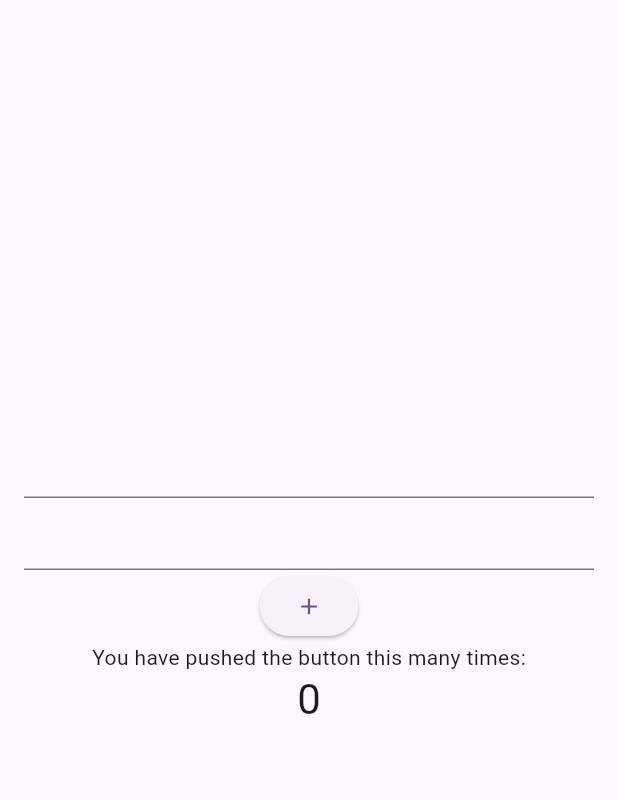
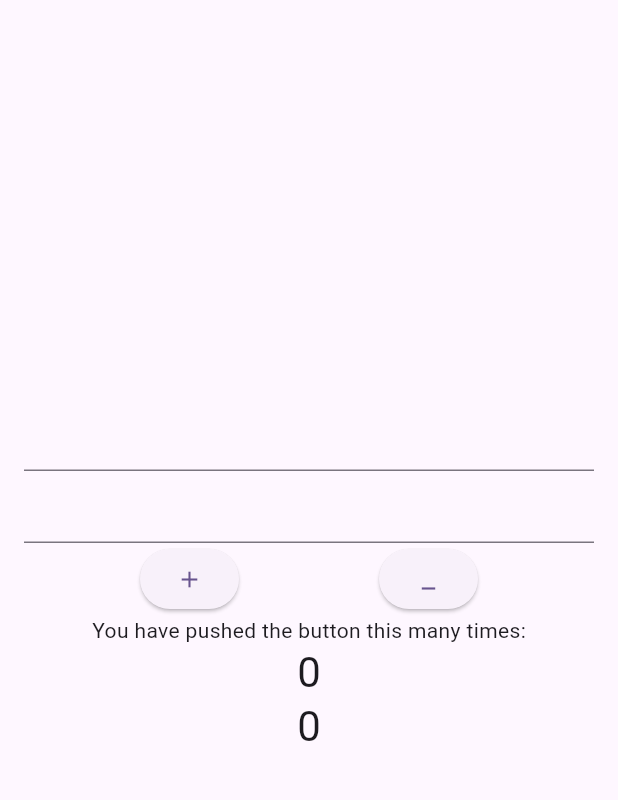
Before and after one commit to fahimcelloscope227/my_project, a Flutter app: the screen it shows after launch, on a phone screen of 412 x 824 dp, the part 84-884 px from its top. Run offline on Flutter 3.47's test engine with Material 3 defaults, Android fonts, the phone set to English and light mode, and no system bars.

Commit message:
feat(substraction): add substraction feature between two numbers

```diff
--- a/lib/main.dart
+++ b/lib/main.dart
@@ -55,6 +55,7 @@ class MyHomePage extends StatefulWidget {
 
 class _MyHomePageState extends State<MyHomePage> {
   int sum = 0;
+  int sub = 0;
   final controllerA = TextEditingController();
   final controllerB = TextEditingController();
 
@@ -70,6 +71,11 @@ class _MyHomePageState extends State<MyHomePage> {
   void add(){
     setState(() {
       sum = int.parse(controllerA.text) + int.parse(controllerB.text);
+    });
+  }
+  void substraction(){
+    setState(() {
+      sub = (int.parse(controllerA.text) - int.parse(controllerB.text)).abs();
     });
   }
 
@@ -98,13 +104,24 @@ class _MyHomePageState extends State<MyHomePage> {
               ),
             ),
 
-            ElevatedButton(onPressed: add, child: Icon(Icons.add)),
+            Row(
+              mainAxisAlignment: MainAxisAlignment.spaceEvenly,
+              children: [
+                ElevatedButton(onPressed: add, child: Icon(Icons.add)),
+                ElevatedButton(onPressed: substraction, child: Icon(Icons.minimize)),
+              ],
+            ),
 
             const Text('You have pushed the button this many times:'),
             Text(
               '$sum',
               style: Theme.of(context).textTheme.headlineMedium,
             ),
+            Text(
+              '$sub',
+              style: Theme.of(context).textTheme.headlineMedium,
+            ),
+
           ],
         ),
       ),
```
